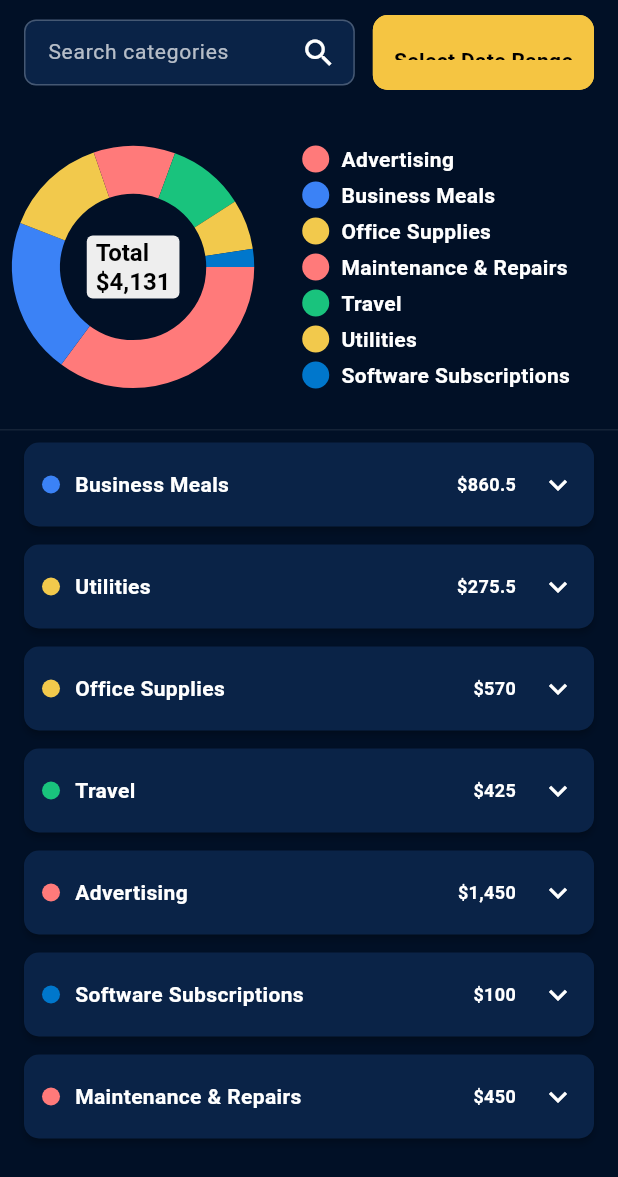
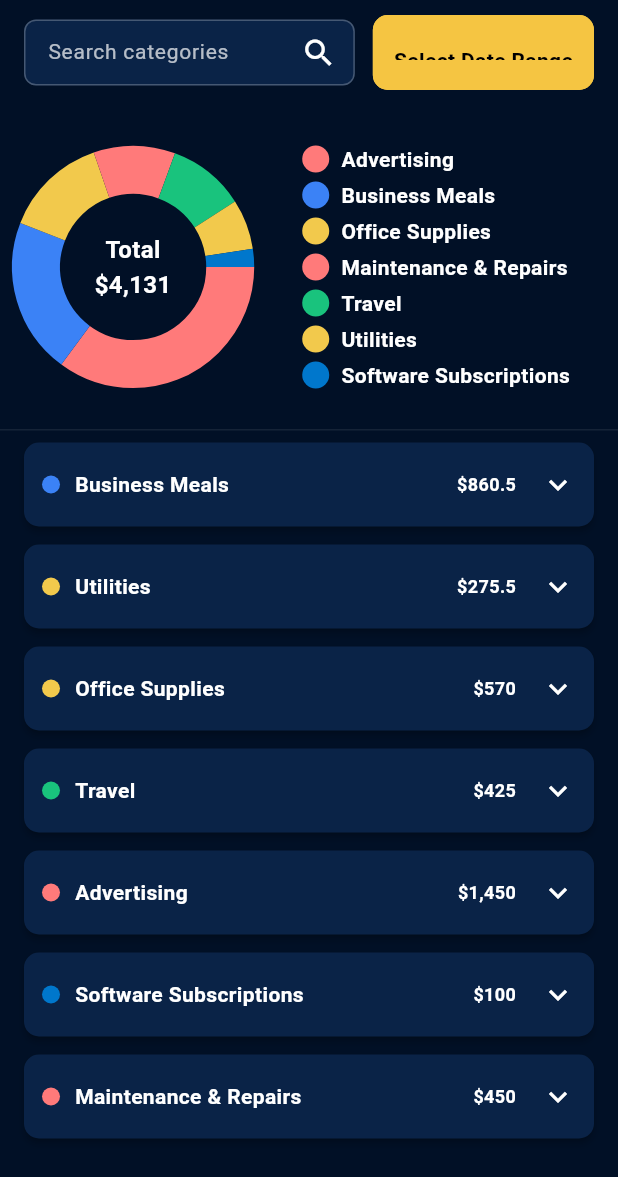
Before and after one commit to loveshsahu007/booksmart, a Flutter app: the AIDeductionPage screen opened directly, on a phone screen of 412 x 824 dp. Shown: the top 1177 px of the screen. Run offline on Flutter 3.47's test engine with Material 3 defaults, Android fonts, the phone set to English and light mode, and no system bars; drawn by our look-alikes of pie_chart; our stand-ins replace accordion, cached_network_image, camera, dio, dropdown_search, file_picker and 13 more; missing offline and left inert: excel, flutter_stripe, plaid_flutter, syncfusion_flutter_pdf, universal_html; accounts and stored records are empty; Roboto replaces fonts that are missing (centurygothic); project files that could hold a hidden picture were left out.

```diff
--- a/lib/modules/user/ui/ai_insights/subpages/ai_deduction_page.dart
+++ b/lib/modules/user/ui/ai_insights/subpages/ai_deduction_page.dart
@@ -311,18 +311,21 @@ class _AIDeductionPageState extends State<AIDeductionPage> {
                 children: [
                   Container(
                     padding: const EdgeInsets.all(16),
-
                     child: PieChart(
                       dataMap: pieMap,
                       chartType: ChartType.ring,
                       colorList: colorList,
                       chartRadius: 160,
                       ringStrokeWidth: 32,
-                      centerText: 'Total\n${_formatCurrency(overall)}',
-                      centerTextStyle: TextStyle(
-                        color: Colors.black,
-                        fontWeight: FontWeight.bold,
-                        fontSize: 16,
+                      // centerText: 'Total\n${_formatCurrency(overall)}',
+                      centerWidget: Text(
+                        'Total\n${_formatCurrency(overall)}',
+                        style: TextStyle(
+                          color: Colors.white,
+                          fontWeight: FontWeight.bold,
+                          fontSize: 16,
+                        ),
+                        textAlign: TextAlign.center,
                       ),
                       chartValuesOptions: const ChartValuesOptions(
                         showChartValues: false,
```
Also changed, not shown: lib/modules/admin/ui/widgets/category_dialogs.dart (+36 -7 lines), 1 other file.
